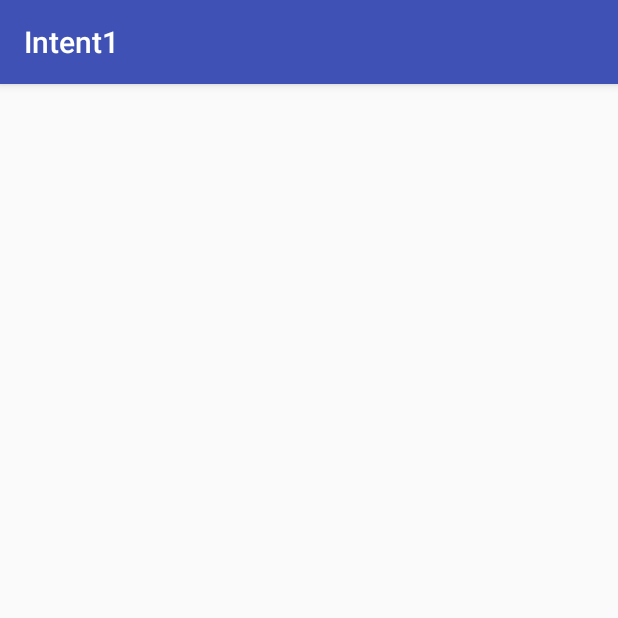
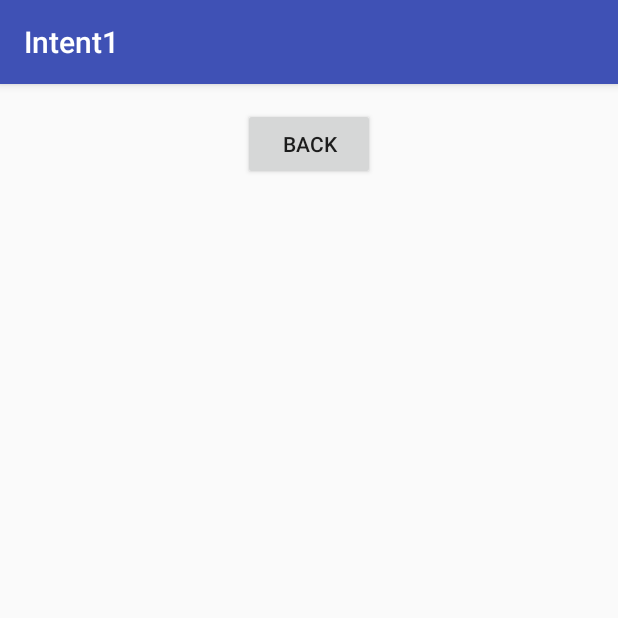
Before and after one commit to ilhamizzul/Intent1, an Android app: the HasilActivity screen opened directly, with no data from a screen before it, on a phone screen of 412 x 824 dp, the top half of it. Run offline under Robolectric (Android 15) with nearby library versions, the phone set to English and light mode, and no system bars.

Commit message:
onBackPressed Part 1

```diff
--- a/app/src/main/java/id/sch/smktelkom_mlg/learn/intent1/HasilActivity.java
+++ b/app/src/main/java/id/sch/smktelkom_mlg/learn/intent1/HasilActivity.java
@@ -2,6 +2,7 @@ package id.sch.smktelkom_mlg.learn.intent1;
 
 import android.os.Bundle;
 import android.support.v7.app.AppCompatActivity;
+import android.view.View;
 
 public class HasilActivity extends AppCompatActivity {
 
@@ -9,5 +10,12 @@ public class HasilActivity extends AppCompatActivity {
     protected void onCreate(Bundle savedInstanceState) {
         super.onCreate(savedInstanceState);
         setContentView(R.layout.activity_hasil);
+
+        findViewById(R.id.buttonBack).setOnClickListener(new View.OnClickListener() {
+            @Override
+            public void onClick(View v) {
+                onBackPressed();
+            }
+        });
     }
 }
--- a/app/src/main/res/layout/activity_hasil.xml
+++ b/app/src/main/res/layout/activity_hasil.xml
@@ -1,12 +1,19 @@
 <?xml version="1.0" encoding="utf-8"?>
-<RelativeLayout xmlns:android="http://schemas.android.com/apk/res/android"
+<LinearLayout xmlns:android="http://schemas.android.com/apk/res/android"
     xmlns:tools="http://schemas.android.com/tools"
     android:layout_width="match_parent"
     android:layout_height="match_parent"
+    android:orientation="vertical"
     android:paddingBottom="@dimen/activity_vertical_margin"
     android:paddingLeft="@dimen/activity_horizontal_margin"
     android:paddingRight="@dimen/activity_horizontal_margin"
     android:paddingTop="@dimen/activity_vertical_margin"
     tools:context="id.sch.smktelkom_mlg.learn.intent1.HasilActivity">
 
-</RelativeLayout>
+    <Button
+        android:id="@+id/buttonBack"
+        android:layout_width="wrap_content"
+        android:layout_height="wrap_content"
+        android:layout_gravity="center_horizontal"
+        android:text="Back" />
+</LinearLayout>
```
